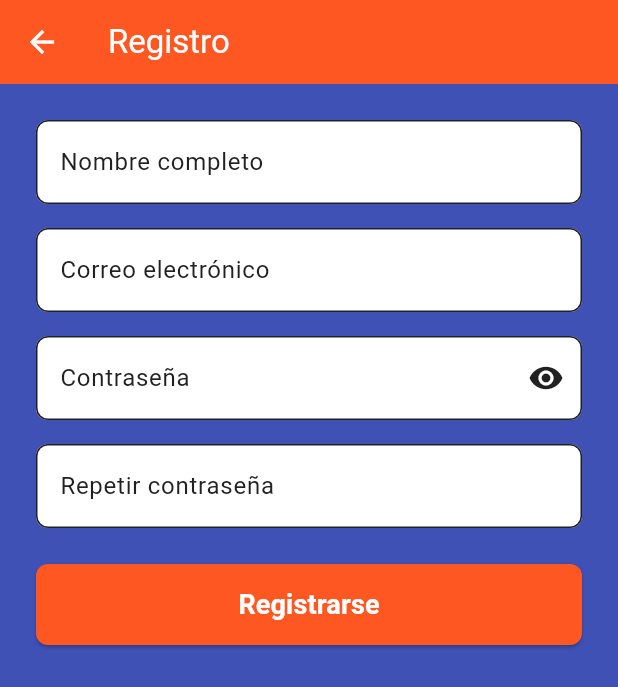
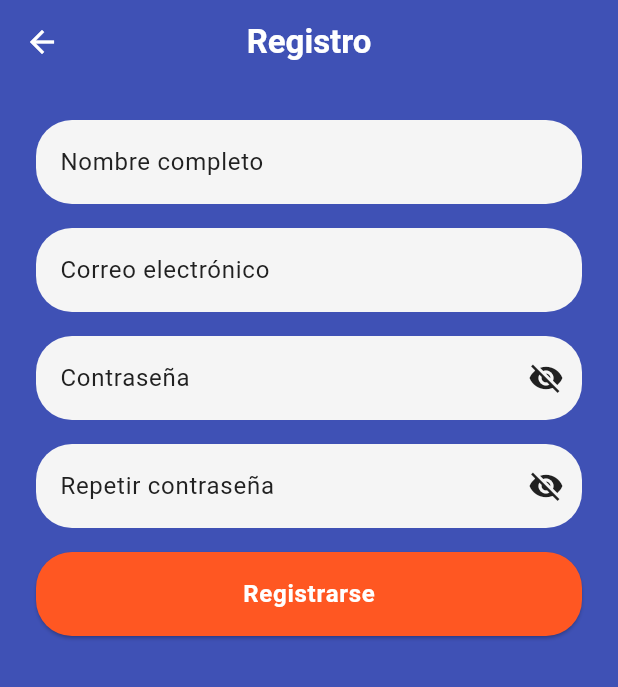
Before and after one commit to Camilu-png/quedamos, a Flutter app: the screen it shows after launch, after a tap on "Registrarse", on a phone screen of 412 x 824 dp. Shown: the top 687 px of the screen. Run offline on Flutter 3.47's test engine with Material 3 defaults, Android fonts, the phone set to English and light mode, and no system bars; our stand-ins replace cloud_firestore, firebase_auth, firebase_core, infinite_scroll_pagination; accounts and stored records are empty.

Commit message:
Material Design 3: Login, Registro + fix add_friend_screen

```diff
--- a/lib/screens/add_friend_screen.dart
+++ b/lib/screens/add_friend_screen.dart
@@ -84,7 +84,8 @@ class _AddFriendsScreenState extends State<AddFriendsScreen> {
                             userName.contains(query.toLowerCase());
                       }).toList();
 
-                      return SingleChildScrollView(
+                      return SafeArea(
+                        child: Padding(
                         padding: const EdgeInsets.all(16),
                         child: Column(
                           children: [
@@ -98,8 +99,7 @@ class _AddFriendsScreenState extends State<AddFriendsScreen> {
                             const SizedBox(height: 12),
 
                             // Lista de amigos
-                            SizedBox(
-                              height: 600,
+                            Expanded(
                               child: FriendList(
                                 friends: filteredUsers,
                                 showIcons: true,
@@ -113,6 +113,7 @@ class _AddFriendsScreenState extends State<AddFriendsScreen> {
                             ),
                           ],
                         ),
+                      )
                       );
                     },
                   );
--- a/lib/screens/login_screen.dart
+++ b/lib/screens/login_screen.dart
@@ -1,56 +1,65 @@
-import 'package:flutter/material.dart';
-import 'main_screen.dart';
-import 'register_screen.dart';
-import '../app_colors.dart';
-import 'package:firebase_auth/firebase_auth.dart';
+import "package:flutter/material.dart";
+import "package:firebase_auth/firebase_auth.dart";
+import "main_screen.dart";
+import "register_screen.dart";
+import "package:quedamos/app_colors.dart";
 
 class LoginScreen extends StatefulWidget {
   const LoginScreen({super.key});
-
   @override
   State<LoginScreen> createState() => _LoginScreenState();
 }
 
 class _LoginScreenState extends State<LoginScreen> {
-  // Controladores para los campos
+
+  //CONTROLADORES
   final TextEditingController _emailController = TextEditingController();
   final TextEditingController _passwordController = TextEditingController();
 
-  // Función para hacer login
+  //FUNCIÓN: LOGIN
   Future<void> _login() async {
     String email = _emailController.text.trim();
     String password = _passwordController.text.trim();
-
+    if (
+      email.isEmpty ||
+      password.isEmpty
+    ) {
+      ScaffoldMessenger.of(context).showSnackBar(
+        SnackBar(
+          content: Text("Por favor, completa todos los campos."),
+        ),
+      );
+      return;
+    }
     try {
       final credential = await FirebaseAuth.instance
           .signInWithEmailAndPassword(email: email, password: password);
-
-      print("✅ Login OK: ${credential.user?.uid}");
-
+      print("[🕵️‍♀️ login] Login OK: ${credential.user?.uid}");
       if (!mounted) return;
-
-      // Navegar a la pantalla principal
       Navigator.pushReplacement(
         context,
         MaterialPageRoute(builder: (context) => MainScreen(userID: credential.user!.uid)),
       );
     } on FirebaseAuthException catch (e) {
-      print("Error login");
-      print(e.code);
+      ScaffoldMessenger.of(context).showSnackBar(
+        SnackBar(
+          content: Text("Ocurrió un error. Por favor, intenta nuevamente."),
+        ),
+      );
+      print("[🕵️‍♀️ login] Error: ${e.code}");
     }
   }
 
-   @override
+  @override
   Widget build(BuildContext context) {
     return Scaffold(
-      backgroundColor: primaryColor,
+      backgroundColor: Theme.of(context).colorScheme.primary,
       body: Center(
         child: SingleChildScrollView(
-          padding: const EdgeInsets.all(24.0),
+          padding: const EdgeInsets.all(24),
           child: Column(
             mainAxisAlignment: MainAxisAlignment.center,
             children: [
-              //Logo calendario
               Image.asset(
                 "assets/logo.png",
                  height: 120,
@@ -64,70 +73,89 @@ class _LoginScreenState extends State<LoginScreen> {
                   color: Colors.white,
                 ),
               ),
+
               const SizedBox(height: 32),
 
-              // Input correo
+              //INPUT: CORREO
               TextFormField(
                 controller: _emailController,
                 decoration: InputDecoration(
                   hintText: "Dirección de correo electrónico",
                   filled: true,
-                  fillColor: Colors.white,
+                  fillColor: Theme.of(context).colorScheme.surfaceContainerHighest,
                   border: OutlineInputBorder(
-                    borderRadius: BorderRadius.circular(8),
+                    borderRadius: BorderRadius.circular(24),
+                    borderSide: BorderSide.none,
                   ),
                 ),
+                style: Theme.of(context).textTheme.bodyLarge,
+                validator: (value) {
+                  if (value == null || value.isEmpty) {
+                    return "Por favor, ingresa un correo electrónico.";
+                  }
+                  return null;
+                },
               ),
+
               const SizedBox(height: 16),
 
-              // Input contraseña
+              //INPUT: CONTRASEÑA
               TextFormField(
                 controller: _passwordController,
                 obscureText: true,
                 decoration: InputDecoration(
                   hintText: "Contraseña",
                   filled: true,
-                  fillColor: Colors.white,
+                  fillColor: Theme.of(context).colorScheme.surfaceContainerHighest,
                   border: OutlineInputBorder(
-                    borderRadius: BorderRadius.circular(8),
+                    borderRadius: BorderRadius.circular(24),
+                    borderSide: BorderSide.none,
+                  ),
+                ),
+                style: Theme.of(context).textTheme.bodyLarge,
+                validator: (value) {
+                  if (value == null || value.isEmpty) {
+                    return "Por favor, ingresa un título.";
+                  }
+                  return null;
+                },
+              ),
+
+              const SizedBox(height: 16),
+
+              //BOTÓN: INGRESAR
+              SizedBox(
+                width: double.infinity,
+                child: FilledButton(
+                  style: FilledButton.styleFrom(
+                    backgroundColor: Theme.of(context).colorScheme.secondary,
+                    padding: const EdgeInsets.symmetric(vertical: 16),
+                    shape: RoundedRectangleBorder(
+                      borderRadius: BorderRadius.circular(24),
+                    ),
+                  ),
+                  onPressed: _login,
+                  child: Text(
+                    "Ingresar",
+                    style: Theme.of(context).textTheme.bodyLarge?.copyWith(
+                      color: Theme.of(context).colorScheme.onSecondary,
+                      fontWeight: FontWeight.w600,
+                    )
                   ),
                 ),
               ),
-              const SizedBox(height: 24),
 
-              // Botón ingresar
+              const SizedBox(height: 16),
+
+              //BOTÓN: REGISTRASE
               SizedBox(
                 width: double.infinity,
-                child: ElevatedButton(
-                  style: ElevatedButton.styleFrom(
-                    backgroundColor: secondary,
-                    padding: const EdgeInsets.symmetric(vertical: 14),
+                child: FilledButton(
+                  style: FilledButton.styleFrom(
+                    backgroundColor: Theme.of(context).colorScheme.secondaryContainer,
+                    padding: const EdgeInsets.symmetric(vertical: 16),
                     shape: RoundedRectangleBorder(
-                      borderRadius: BorderRadius.circular(8),
-                    ),
-                  ),
-                  onPressed: _login,
-                  child: const Text(
-                    "Ingresar",
-                    style: TextStyle(
-                      fontSize: 18,
-                      color: Colors.white,
-                      fontWeight: FontWeight.bold
-                    ),
-                  ),
-                ),
-              ),
-              const SizedBox(height: 12),
-
-              // Botón registrarse
-              SizedBox(
-                width: double.infinity,
-                child: ElevatedButton(
-                  style: ElevatedButton.styleFrom(
-                    backgroundColor: secondary,
-                    padding: const EdgeInsets.symmetric(vertical: 14),
-                    shape: RoundedRectangleBorder(
-                      borderRadius: BorderRadius.circular(8),
+                      borderRadius: BorderRadius.circular(24),
                     ),
                   ),
                   onPressed: () {
@@ -136,18 +164,19 @@ class _LoginScreenState extends State<LoginScreen> {
                       MaterialPageRoute(builder: (context) => const RegisterScreen()),
                     );
                   },
-                  child: const Text(
+                  child: Text(
                     "Registrarse",
-                    style: TextStyle(
-                      fontSize: 18,
-                      color: Colors.white,
-                      fontWeight: FontWeight.bold
-                    ),
+                    style: Theme.of(context).textTheme.bodyLarge?.copyWith(
+                      color: Theme.of(context).colorScheme.onSecondaryContainer,
+                      fontWeight: FontWeight.w600,
+                    )
                   ),
                 ),
               ),
+
               const SizedBox(height: 16),
 
+              //BOTÓN: INGRESAR CON GOOGLE
               SizedBox(
                 width: double.infinity,
                 child: OutlinedButton.icon(
@@ -156,14 +185,17 @@ class _LoginScreenState extends State<LoginScreen> {
                     height: 24,
                   ),
                   onPressed: () {},
-                  label: const Text(
+                  label: Text(
                     "Ingresar con Google",
-                    style: TextStyle(fontSize: 16, color: Colors.black87),
+                    style: Theme.of(context).textTheme.bodyLarge?.copyWith(
+                      color: Theme.of(context).colorScheme.onSurface,
+                      fontWeight: FontWeight.w600,
+                    )
                   ),
                   style: OutlinedButton.styleFrom(
-                    padding: const EdgeInsets.symmetric(vertical: 14),
-                    side: const BorderSide(color: Colors.grey),
-                    backgroundColor: Colors.white,
+                    padding: const EdgeInsets.symmetric(vertical: 16),
+                    side: BorderSide(color: Theme.of(context).colorScheme.surfaceContainerHigh),
+                    backgroundColor: Theme.of(context).colorScheme.surfaceContainerHighest,
                   ),
                 ),
               ),
--- a/lib/screens/planes/plan_add_screen.dart
+++ b/lib/screens/planes/plan_add_screen.dart
@@ -582,7 +582,7 @@ class _AddPlanScreenState extends State<AddPlanScreen> {
                       style: Theme.of(context).textTheme.bodyMedium,
                       validator: (value) {
                         if (value == null || value.isEmpty) {
-                          return "Por favor, ingresa un título";
+                          return "Por favor, ingresa un título.";
                         }
                         return null;
                       },
@@ -1050,10 +1050,13 @@ class _AddPlanScreenState extends State<AddPlanScreen> {
                               borderRadius: BorderRadius.circular(24),
                             ),
                           ),
-                          child: Text("Guardar", style: Theme.of(context).textTheme.labelLarge?.copyWith(
-                            color: Theme.of(context).colorScheme.onSecondary,
-                            fontWeight: FontWeight.w600,
-                          )),
+                          child: Text(
+                            "Guardar",
+                            style: Theme.of(context).textTheme.labelLarge?.copyWith(
+                              color: Theme.of(context).colorScheme.onSecondary,
+                              fontWeight: FontWeight.w600,
+                            )
+                          ),
                         ),
                       )
                     )
--- a/lib/screens/register_screen.dart
+++ b/lib/screens/register_screen.dart
@@ -1,12 +1,11 @@
-import 'package:flutter/material.dart';
-import 'package:firebase_auth/firebase_auth.dart';
-import 'package:cloud_firestore/cloud_firestore.dart';
-import 'main_screen.dart';
-import '../app_colors.dart';
+import "package:flutter/material.dart";
+import "package:firebase_auth/firebase_auth.dart";
+import "package:cloud_firestore/cloud_firestore.dart";
+import "main_screen.dart";
+import "package:quedamos/app_colors.dart";
 
 class RegisterScreen extends StatefulWidget {
   const RegisterScreen({super.key});
-
   @override
   State<RegisterScreen> createState() => _RegisterScreenState();
 }
@@ -14,56 +13,48 @@ class RegisterScreen extends StatefulWidget {
 class _RegisterScreenState extends State<RegisterScreen> {
   final _formKey = GlobalKey<FormState>();
 
-  // Controladores de los campos
+  //CONTROLADORES
   final TextEditingController _nameController = TextEditingController();
   final TextEditingController _emailController = TextEditingController();
   final TextEditingController _passwordController = TextEditingController();
   final TextEditingController _confirmPasswordController = TextEditingController();
 
-  bool _obscurePassword = true; // mostrar/ocultar contraseña
+  bool _obscurePassword = true; //Mostrar/ocultar contraseña
 
-  // Función para mostrar errores
+  //FUNCIÓN: MOSTRAR ERRORES
   void _showError(String message) {
     ScaffoldMessenger.of(context).showSnackBar(
       SnackBar(content: Text(message)),
     );
   }
 
-  // Función de registro
+  //FUNCIÓN: REGISTRO
   Future<void> _register() async {
     final name = _nameController.text.trim();
     final email = _emailController.text.trim();
     final password = _passwordController.text.trim();
     final confirmPassword = _confirmPasswordController.text.trim();
-
     if (name.isEmpty || email.isEmpty || password.isEmpty || confirmPassword.isEmpty) {
-      _showError("Por favor completa todos los campos.");
+      _showError("Por favor, completa todos los campos.");
       return;
     }
-
     if (password != confirmPassword) {
       _showError("Las contraseñas no coinciden.");
       return;
     }
-
     try {
       final credential = await FirebaseAuth.instance.createUserWithEmailAndPassword(
         email: email,
         password: password,
       );
-
       final userID = credential.user?.uid;
-
-      // 🔹 Crear el documento del usuario en Firestore
-      await FirebaseFirestore.instance.collection('users').doc(userID).set({
-        'name': name,
-        'email': email,
-        'amigos': [],
-        'misEventos': [],
+      //CREAR DOCUMENTO DE USUARIOS EN FIRESTORE
+      await FirebaseFirestore.instance.collection("users").doc(userID).set({
+        "name": name,
+        "email": email,
+        "amigos": [],
       });
-
       if (userID != null && mounted) {
-        // Ir a la pantalla principal y reemplazar la de registro
         Navigator.pushReplacement(
           context,
           MaterialPageRoute(
@@ -72,10 +63,10 @@ class _RegisterScreenState extends State<RegisterScreen> {
         );
       }
     } on FirebaseAuthException catch (e) {
-      if (e.code == 'weak-password') {
-        print('The password provided is too weak.');
-      } else if (e.code == 'email-already-in-use') {
-        print('The account already exists for that email.');
+      if (e.code == "weak-password") {
+        print("The password provided is too weak.");
+      } else if (e.code == "email-already-in-use") {
+        print("The account already exists for that email.");
       }
     } catch (e) {
       print(e);
@@ -85,10 +76,20 @@ class _RegisterScreenState extends State<RegisterScreen> {
   @override
   Widget build(BuildContext context) {
     return Scaffold(
-      backgroundColor: primaryColor,
+      backgroundColor: Theme.of(context).colorScheme.primary,
       appBar: AppBar(
-        title: const Text("Registro"),
-        backgroundColor: secondary,
+        title: Text(
+          "Registro",
+          style: Theme.of(context).textTheme.titleLarge?.copyWith(
+            color: Theme.of(context).colorScheme.onPrimary,
+            fontWeight: FontWeight.w600,
+          ),
+        ),
+        centerTitle: true,
+        backgroundColor: Theme.of(context).colorScheme.primary,
+        foregroundColor: Theme.of(context).colorScheme.onPrimary,
+        surfaceTintColor: Theme.of(context).colorScheme.primaryContainer,
+        elevation: 0,
       ),
       body: SingleChildScrollView(
         padding: const EdgeInsets.all(24),
@@ -96,42 +97,67 @@ class _RegisterScreenState extends State<RegisterScreen> {
           key: _formKey,
           child: Column(
             children: [
-              // Nombre
+
+              //INPUT: NOMBRE
               TextFormField(
                 controller: _nameController,
                 decoration: InputDecoration(
                   hintText: "Nombre completo",
                   filled: true,
-                  fillColor: Colors.white,
-                  border: OutlineInputBorder(borderRadius: BorderRadius.circular(8)),
+                  fillColor: Theme.of(context).colorScheme.surfaceContainerHighest,
+                  border: OutlineInputBorder(
+                    borderRadius: BorderRadius.circular(24),
+                    borderSide: BorderSide.none,
+                  ),
                 ),
+                style: Theme.of(context).textTheme.bodyLarge,
+                validator: (value) {
+                  if (value == null || value.isEmpty) {
+                    return "Por favor, ingresa un nombre.";
+                  }
+                  return null;
+                },
               ),
+
               const SizedBox(height: 16),
 
-              // Correo
+              //INPUT: CORREO
               TextFormField(
                 controller: _emailController,
                 keyboardType: TextInputType.emailAddress,
                 decoration: InputDecoration(
                   hintText: "Correo electrónico",
                   filled: true,
-                  fillColor: Colors.white,
-                  border: OutlineInputBorder(borderRadius: BorderRadius.circular(8)),
+                  fillColor: Theme.of(context).colorScheme.surfaceContainerHighest,
+                  border: OutlineInputBorder(
+                    borderRadius: BorderRadius.circular(24),
+                    borderSide: BorderSide.none,
+                  ),
                 ),
+                style: Theme.of(context).textTheme.bodyLarge,
+                validator: (value) {
+                  if (value == null || value.isEmpty) {
+                    return "Por favor, ingresa un correo electrónico.";
+                  }
+                  return null;
+                },
               ),
               const SizedBox(height: 16),
 
-              // Contraseña
+              //INPUT: CONTRASEÑA
               TextFormField(
                 controller: _passwordController,
                 obscureText: _obscurePassword,
                 decoration: InputDecoration(
                   hintText: "Contraseña",
                   filled: true,
-                  fillColor: Colors.white,
-                  border: OutlineInputBorder(borderRadius: BorderRadius.circular(8)),
+                  fillColor: Theme.of(context).colorScheme.surfaceContainerHighest,
+                  border: OutlineInputBorder(
+                    borderRadius: BorderRadius.circular(24),
+                    borderSide: BorderSide.none,
+                  ),
                   suffixIcon: IconButton(
-                    icon: Icon(_obscurePassword ? Icons.visibility : Icons.visibility_off),
+                    icon: Icon(_obscurePassword ? Icons.visibility_off : Icons.visibility),
                     onPressed: () {
                       setState(() {
                         _obscurePassword = !_obscurePassword;
@@ -139,35 +165,67 @@ class _RegisterScreenState extends State<RegisterScreen> {
                     },
                   ),
                 ),
+                style: Theme.of(context).textTheme.bodyLarge,
+                validator: (value) {
+                  if (value == null || value.isEmpty) {
+                    return "Por favor, ingresa una contraseña.";
+                  }
+                  return null;
+                },
               ),
+
               const SizedBox(height: 16),
 
-              // Confirmar contraseña
+              //CONFIRMAR CONTRASEÑA
               TextFormField(
                 controller: _confirmPasswordController,
                 obscureText: _obscurePassword,
                 decoration: InputDecoration(
                   hintText: "Repetir contraseña",
                   filled: true,
-                  fillColor: Colors.white,
-                  border: OutlineInputBorder(borderRadius: BorderRadius.circular(8)),
+                  fillColor: Theme.of(context).colorScheme.surfaceContainerHighest,
+                  border: OutlineInputBorder(
+                    borderRadius: BorderRadius.circular(24),
+                    borderSide: BorderSide.none,
+                  ),
+                  suffixIcon: IconButton(
+                    icon: Icon(_obscurePassword ? Icons.visibility_off : Icons.visibility),
+                    onPressed: () {
+                      setState(() {
+                        _obscurePassword = !_obscurePassword;
+                      });
+                    },
+                  ),
                 ),
+                style: Theme.of(context).textTheme.bodyLarge,
+                validator: (value) {
+                  if (value == null || value.isEmpty) {
+                    return "Por favor, ingresa una contraseña.";
+                  }
+                  return null;
+                },
               ),
-              const SizedBox(height: 24),
 
-              // Botón registrarse
+              const SizedBox(height: 16),
+
+              //BOTÓN: REGISTRO
               SizedBox(
                 width: double.infinity,
                 child: ElevatedButton(
                   onPressed: _register,
                   style: ElevatedButton.styleFrom(
-                    backgroundColor: secondary,
-                    padding: const EdgeInsets.symmetric(vertical: 14),
-                    shape: RoundedRectangleBorder(borderRadius: BorderRadius.circular(8)),
+                    backgroundColor: Theme.of(context).colorScheme.secondary,
+                    padding: const EdgeInsets.symmetric(vertical: 16),
+                    shape: RoundedRectangleBorder(
+                      borderRadius: BorderRadius.circular(24)
+                    ),
                   ),
-                  child: const Text(
+                  child: Text(
                     "Registrarse",
-                    style: TextStyle(fontSize: 18, color: Colors.white, fontWeight: FontWeight.bold),
+                    style: Theme.of(context).textTheme.bodyLarge?.copyWith(
+                      color: Theme.of(context).colorScheme.onSecondary,
+                      fontWeight: FontWeight.w600,
+                    )
                   ),
                 ),
               ),
```
